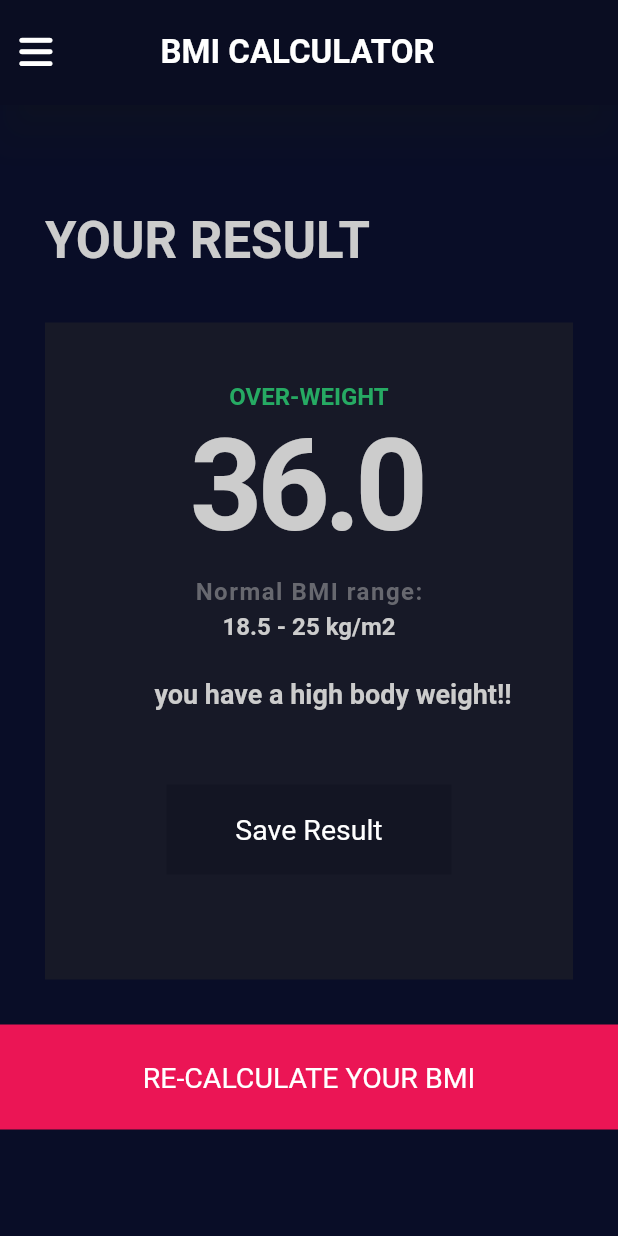
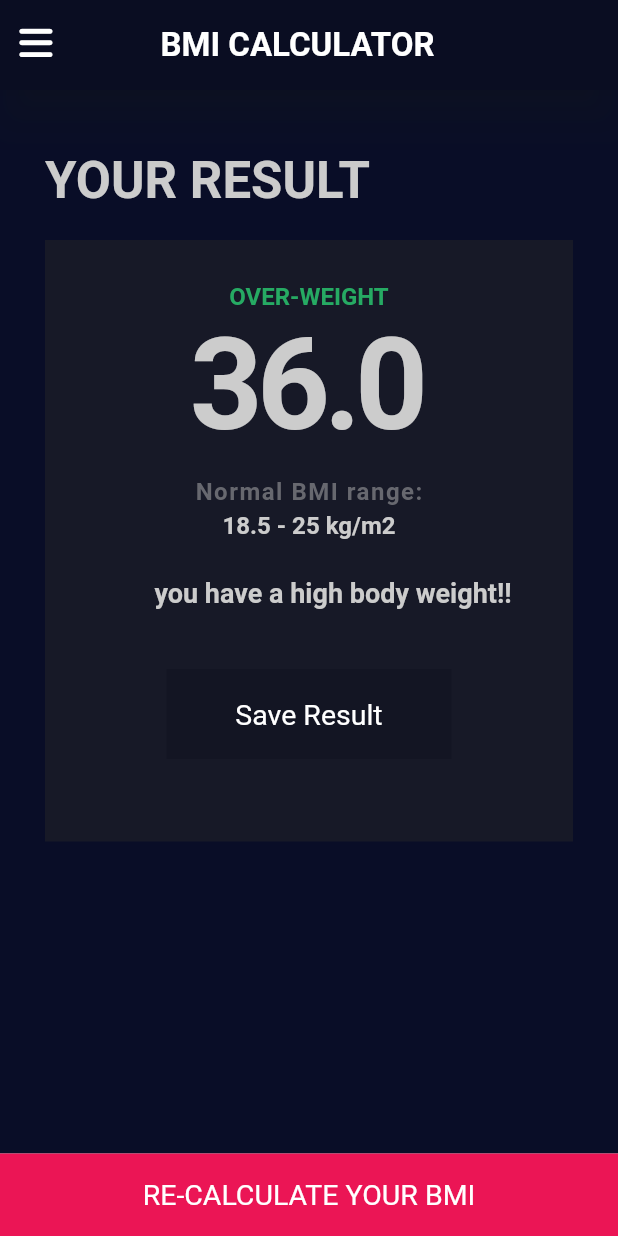
Before and after one commit to oanbutt/bmi_calculator, a Flutter app: the screen it shows after launch, after a tap on the "add" icon, after a tap on "Calculate Yout BMI", on a phone screen of 412 x 824 dp. Run offline on Flutter 3.47's test engine with Material 2 defaults, Android fonts, the phone set to English and light mode, and no system bars; our stand-ins replace font_awesome_flutter.

Commit message:
updated code

```diff
--- a/lib/bmi_functions.dart
+++ b/lib/bmi_functions.dart
@@ -1,11 +1,18 @@
 import 'dart:math';
+import 'dart:ui';
 
 
 class CalculatorBrain {
 
-  CalculatorBrain({ required this.height,required this.weight});
-    final int height;
-    final int weight;
+  CalculatorBrain({ required this.height,required this.weight,required this.age,required this.myColor,required this.myColor1});
+     late int height;
+     late int weight;
+     late int age;
+     late Color myColor;
+     late Color myColor1;
+
+
+
 
      double? bmi;
 String bmiCalculate(){
@@ -36,7 +43,4 @@ String conditionText(){
 
 
 
-
-
-
 }
--- a/lib/custom_app_bar.dart
+++ b/lib/custom_app_bar.dart
@@ -2,12 +2,12 @@ import 'package:flutter/material.dart';
 import 'package:font_awesome_flutter/font_awesome_flutter.dart';
 AppBar buildAppBar() {
   return AppBar(
-    toolbarHeight: 70,
+    toolbarHeight: 60,
     backgroundColor: const Color(0xff0A0D22),
     elevation: 12,
     shadowColor: Colors.blueGrey[900],
     leading: const Padding(
-      padding: EdgeInsets.only(top: 22, left: 13),
+      padding: EdgeInsets.only(top: 16, left: 13),
       child: FaIcon(FontAwesomeIcons.bars, size: 25,),
     ),
     title: const Padding(
--- a/lib/main.dart
+++ b/lib/main.dart
@@ -43,11 +43,29 @@ class _MyHomePageState extends State<MyHomePage> {
   Widget build(BuildContext context) {
 
 
-    return Scaffold(
+    return SafeArea(
+      child: Scaffold(
          appBar: buildAppBar(),
+        bottomNavigationBar: GestureDetector(
+          onTap: (){
+            CalculatorBrain cal =  CalculatorBrain(height: heightValue, weight: weightValue,age: ageValue,myColor: myColor,myColor1: myColor1);
+            Navigator.push(context, MaterialPageRoute(builder: (context) => ResultPage(
+              condition: cal.getCalculation(),
+              bmiResult: cal.bmiCalculate(),
+              situationText: cal.conditionText(),
+            )));
+          },
+          child: Container(
+            color: Color(0xffEB1555),
+            width: MediaQuery.of(context).size.width,
+            height: 50,
+            child: Center(child: Text('Calculate Yout BMI', style: TextStyle(fontSize: 22,color: Colors.white),)),
+          ),
+        ),
         body:
 
-        Container(
+          SingleChildScrollView(
+            child: Container(
               color: const Color(0xff0A0D22),
               child: Column(
                 children: [
@@ -55,7 +73,7 @@ class _MyHomePageState extends State<MyHomePage> {
                     children: [
                       Expanded(
                         child: Padding(
-                      padding: const EdgeInsets.only(top: 23,left: 20,right: 3,bottom: 20),
+                          padding: const EdgeInsets.only(top: 14,left: 20,right: 3,bottom: 15),
                           child: GestureDetector(
                             onTap: (){
                               setState(() {
@@ -65,7 +83,7 @@ class _MyHomePageState extends State<MyHomePage> {
                             },
                             child: Container(
                               width: 150,
-                          height: 165,
+                              height: 160,
                               decoration: BoxDecoration(
                                 color: myColor ,
                                 borderRadius: BorderRadius.circular(6),
@@ -82,7 +100,7 @@ class _MyHomePageState extends State<MyHomePage> {
                       ),
                       Expanded(
                         child: Padding(
-                      padding: const EdgeInsets.only(top: 23,left: 3,right: 20,bottom: 20),
+                          padding: const EdgeInsets.only(top: 14,left: 3,right: 20,bottom: 15),
                           child: GestureDetector(
                             onTap: (){
                               setState(() {
@@ -92,7 +110,7 @@ class _MyHomePageState extends State<MyHomePage> {
                             },
                             child: Container(
                               width: 150,
-                          height: 165,
+                              height: 160,
                               decoration: BoxDecoration(
                                 color: myColor1,
                                 borderRadius: BorderRadius.circular(6),
@@ -113,7 +131,7 @@ class _MyHomePageState extends State<MyHomePage> {
                   ),
 
                   Container(
-                height: 210,
+                    height: 175,
                     width: MediaQuery.of(context).size.width,
                     margin: const EdgeInsets.only(right: 19,left: 19),
                     decoration: BoxDecoration(
@@ -123,7 +141,7 @@ class _MyHomePageState extends State<MyHomePage> {
                     child: Column(
                       children: [
                         Padding(
-                      padding: const EdgeInsets.only(top: 20,),
+                          padding: const EdgeInsets.only(top: 15,),
                           child: Text('HEIGHT',style: kheadingTextStyle),
                         ),
                         Row(
@@ -136,7 +154,7 @@ class _MyHomePageState extends State<MyHomePage> {
                           ],
                         ),
                         Padding(
-                      padding: const EdgeInsets.only(top: 18),
+                          padding: const EdgeInsets.only(top: 15),
                           child: SliderTheme(
                             data: SliderTheme.of(context).copyWith(
                               thumbShape: const RoundSliderThumbShape(enabledThumbRadius: 13),
@@ -170,10 +188,10 @@ class _MyHomePageState extends State<MyHomePage> {
                     children: [
                       Expanded(
                         child: Padding(
-                      padding: const EdgeInsets.only(top: 20,left: 20,right: 3,bottom: 24),
+                          padding: const EdgeInsets.only(top: 15,left: 20,right: 3,bottom: 24),
                           child: Container(
                             width: 150,
-                        height: 188,
+                            height: 180,
                             decoration: BoxDecoration(
                               color: const Color(0xff1D1F33),
                               borderRadius: BorderRadius.circular(6),
@@ -191,8 +209,8 @@ class _MyHomePageState extends State<MyHomePage> {
                                   children: [
                                     Padding(
                                       padding: const EdgeInsets.only(top: 3,right: 10),
-                                  child: TextButton(
-                                    onPressed: (){
+                                      child: GestureDetector(
+                                        onTap: (){
                                           setState(() {
                                             weightValue++;
                                           });
@@ -206,8 +224,8 @@ class _MyHomePageState extends State<MyHomePage> {
                                     ),
                                     Padding(
                                       padding: const EdgeInsets.only(top: 3),
-                                  child: TextButton(
-                                    onPressed: (){
+                                      child: GestureDetector(
+                                        onTap: (){
                                           setState(() {
 
                                             if(weightValue>0){
@@ -231,10 +249,10 @@ class _MyHomePageState extends State<MyHomePage> {
                       ),
                       Expanded(
                         child: Padding(
-                      padding: const EdgeInsets.only(top: 20,left: 3,right: 20,bottom: 24),
+                          padding: const EdgeInsets.only(top: 15,left: 3,right: 20,bottom: 24),
                           child: Container(
                             width: 150,
-                        height: 187,
+                            height: 180,
                             decoration: BoxDecoration(
                               color: const Color(0xff1D1F33),
                               borderRadius: BorderRadius.circular(6),
@@ -252,8 +270,8 @@ class _MyHomePageState extends State<MyHomePage> {
                                   children: [
                                     Padding(
                                       padding: const EdgeInsets.only(top: 3,right: 10),
-                                  child: TextButton(
-                                    onPressed: (){
+                                      child: GestureDetector(
+                                        onTap: (){
                                           setState(() {
                                             ageValue++;
                                           });
@@ -267,8 +285,8 @@ class _MyHomePageState extends State<MyHomePage> {
                                     ),
                                     Padding(
                                       padding: const EdgeInsets.only(top: 3),
-                                  child: TextButton(
-                                    onPressed: (){
+                                      child: GestureDetector(
+                                        onTap: (){
                                           setState(() {
                                             if(ageValue>1){
                                               ageValue--;
@@ -291,27 +309,14 @@ class _MyHomePageState extends State<MyHomePage> {
                       ),
                     ],
                   ),
-              GestureDetector(
-                onTap: (){
-                  CalculatorBrain cal =  CalculatorBrain(height: heightValue, weight: weightValue);
-                  Navigator.push(context, MaterialPageRoute(builder: (context) => ResultPage(
-                    condition: cal.getCalculation(),
-                    bmiResult: cal.bmiCalculate(),
-                    situationText: cal.conditionText(),
-                  )));
-                },
-                child: Container(
-                  color: Color(0xffEB1555),
-                  width: MediaQuery.of(context).size.width,
-                  height: 60,
-                  child: Center(child: Text('Calculate Yout BMI', style: TextStyle(fontSize: 22,color: Colors.white),)),
+
+                ],
               ),
-              )
-            ],
             ),
           )
 
 
+      ),
     );
     }
 
--- a/lib/result.dart
+++ b/lib/result.dart
@@ -1,6 +1,7 @@
 import 'package:darvin/constants.dart';
 import 'package:darvin/main.dart';
 import 'package:flutter/material.dart';
+import 'main.dart';
 
 import 'custom_app_bar.dart';
 
@@ -14,20 +15,36 @@ class ResultPage extends StatelessWidget {
 
   @override
   Widget build(BuildContext context) {
-    return Scaffold(
+    return SafeArea(
+      child: Scaffold(
         appBar: buildAppBar(),
+        bottomNavigationBar:  GestureDetector(
+            onTap: (){
+              Navigator.pop(context);
+
+
+
+            },
+            child: Container(
+              color: Color(0xffEB1555),
+              width: MediaQuery.of(context).size.width,
+              height: 55,
+              child: Center(child: Text('RE-CALCULATE YOUR BMI', style: TextStyle(fontSize: 19,color: Colors.white,)),
+              ),
+            )
+        ),
         body:
           Container(
             color: const Color(0xff090D27),
             child: Padding(
-            padding: const EdgeInsets.only(top: 50),
+              padding: const EdgeInsets.only(top: 20),
               child: Column(
                 crossAxisAlignment: CrossAxisAlignment.stretch,
                 children: [
                   Padding(
                     padding: const EdgeInsets.only(bottom: 15,left: 30,right: 30),
                     child: Container(
-                    height: 80,
+                      height: 65,
                       color: Color(0xff090D27),
                       child: Padding(
                         padding: const EdgeInsets.only(top: 20),
@@ -40,7 +57,7 @@ class ResultPage extends StatelessWidget {
                     child: Container(
                       color: Color(0xff171927),
                       child: Padding(
-                      padding: const EdgeInsets.only(top: 40,bottom: 70,right: 35,left: 35),
+                        padding: const EdgeInsets.only(top: 28,bottom: 55,right: 35,left: 35),
                         child: Column(
                           children: [
                             Text(condition!,style: kheadingTextStyle.copyWith(color: Color(0xff26AA63))),
@@ -58,7 +75,7 @@ class ResultPage extends StatelessWidget {
                               child: Text(situationText!,style: kheadingTextStyle.copyWith(color: Color(0xffCCCCCC),fontSize: 18),),
                             ),
                             Padding(
-                            padding: const EdgeInsets.only(top: 50),
+                              padding: const EdgeInsets.only(top: 40),
                               child: GestureDetector(
                                 onTap: (){},
                                 child: Container(
@@ -75,22 +92,8 @@ class ResultPage extends StatelessWidget {
                     ),
                   ),
 
-                GestureDetector(
-                  onTap: (){
-                    Navigator.pop(context);
-                  },
-                  child: Padding(
-                    padding: const EdgeInsets.only(top: 30),
-                    child: Container(
-                      color: Color(0xffEB1555),
-                      width: MediaQuery.of(context).size.width,
-                      height: 70,
-                      child: Center(child: Text('RE-CALCULATE YOUR BMI', style: TextStyle(fontSize: 19,color: Colors.white,)),
+                ],
               ),
-                  ),
-                )
-                )
-              ],
             ),
           ),
       ),
```
Lines whose indentation alone changed are shown as unchanged.
